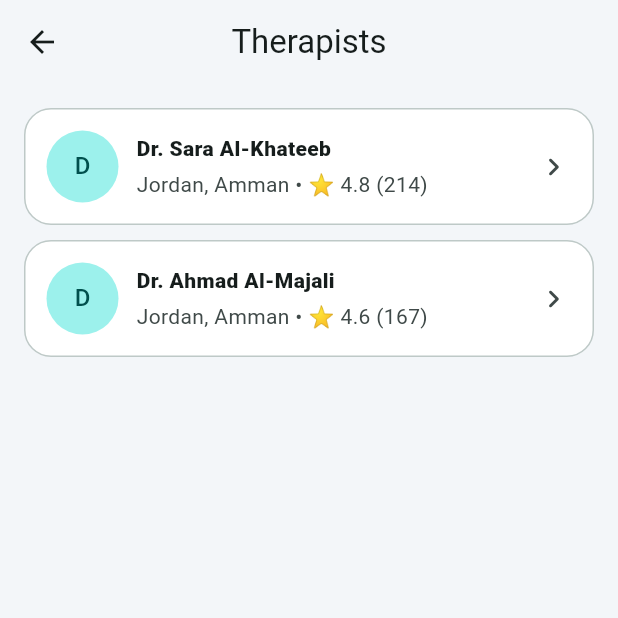
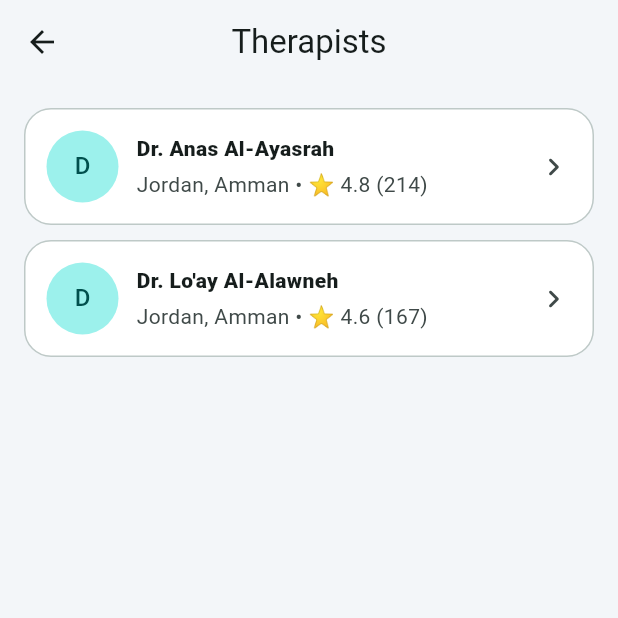
Before and after one commit to AnasKA04/FinalProject, a Flutter app: the TherapistListScreen screen opened directly with empty values, on a phone screen of 412 x 824 dp, the top half of it. Run offline on Flutter 3.47's test engine with Material 3 defaults, Android fonts, the phone set to English and light mode, and no system bars.

Commit message:
version-Anas

```diff
--- a/lib/core/auth/auth_store.dart
+++ b/lib/core/auth/auth_store.dart
@@ -71,7 +71,7 @@ class AuthStore {
     final normalizedEmail = email.trim().toLowerCase();
 
     // ✅ Admin can login from ANY role screen
-    const adminEmail = "admin@gmail.com";
+    const adminEmail = "admin@psycare.app";
     const adminPass = "admin1234";
 
     if (normalizedEmail == adminEmail && password == adminPass) {
--- a/lib/core/booking/booking_store.dart
+++ b/lib/core/booking/booking_store.dart
@@ -11,7 +11,7 @@ class BookingStore {
   final List<TherapistProfile> _therapists = const [
     TherapistProfile(
       id: "t1",
-      name: "Dr. Sara Al-Khateeb",
+      name: "Dr. Anas Al-Ayasrah",
       rating: 4.8,
       ratingCount: 214,
       locationText: "Jordan, Amman",
@@ -27,7 +27,7 @@ class BookingStore {
     ),
     TherapistProfile(
       id: "t2",
-      name: "Dr. Ahmad Al-Majali",
+      name: "Dr. Lo'ay Al-Alawneh",
       rating: 4.6,
       ratingCount: 167,
       locationText: "Jordan, Amman",
```
